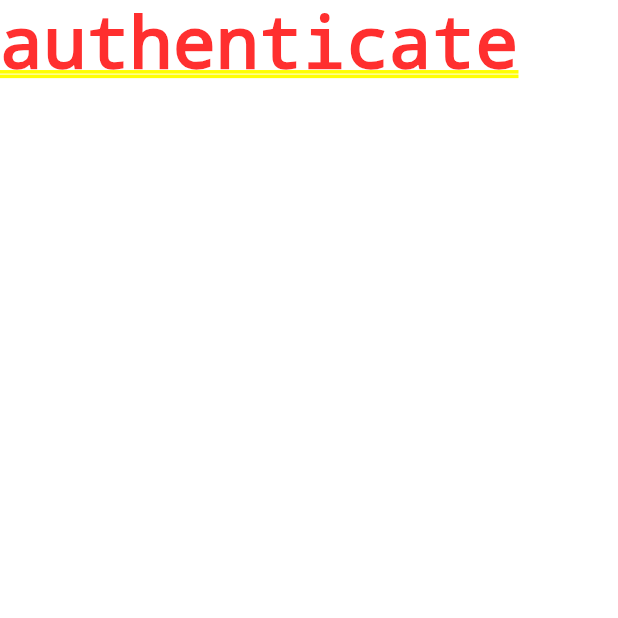
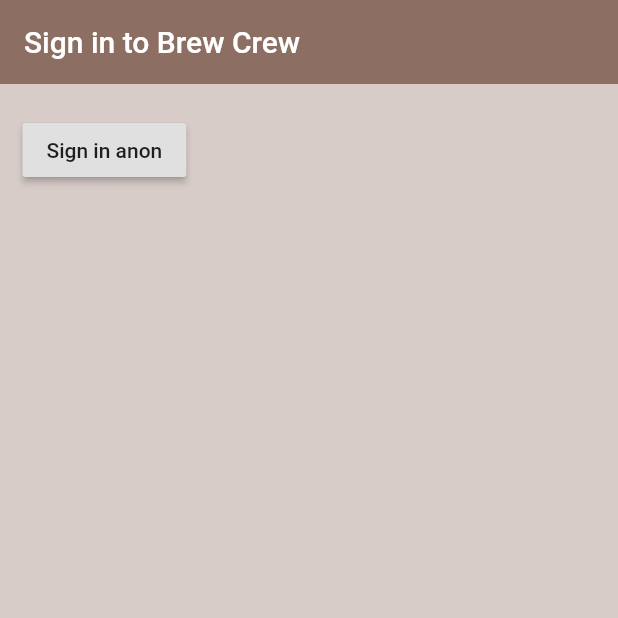
Before and after one commit to AndreCamposMatias/brew_crew, a Flutter app: the screen it shows after launch, on a phone screen of 412 x 824 dp, the top half of it. Run offline on Flutter 3.47's test engine with Material 2 defaults, Android fonts, the phone set to English and light mode, and no system bars; our stand-ins replace firebase_auth; accounts and stored records are empty.

Commit message:
Anonymous Sign In

```diff
--- a/lib/screens/authenticate/authenticate.dart
+++ b/lib/screens/authenticate/authenticate.dart
@@ -1,3 +1,4 @@
+import 'package:brew_crew/screens/authenticate/sign_in.dart';
 import 'package:flutter/material.dart';
 
 class Authenticate extends StatefulWidget {
@@ -11,7 +12,7 @@ class _AuthenticateState extends State<Authenticate> {
   @override
   Widget build(BuildContext context) {
     return Container(
-      child: Text('authenticate'),
+      child: SignIn(),
     );
   }
 }
--- /dev/null
+++ b/lib/screens/authenticate/sign_in.dart
@@ -0,0 +1,40 @@
+import 'package:brew_crew/services/auth.dart';
+import 'package:flutter/material.dart';
+
+class SignIn extends StatefulWidget {
+  const SignIn({Key? key}) : super(key: key);
+
+  @override
+  _SignInState createState() => _SignInState();
+}
+
+class _SignInState extends State<SignIn> {
+  final AuthService _auth = AuthService();
+
+  @override
+  Widget build(BuildContext context) {
+    return Scaffold(
+      backgroundColor: Colors.brown[100],
+      appBar: AppBar(
+        backgroundColor: Colors.brown[400],
+        elevation: 0.0,
+        title: const Text('Sign in to Brew Crew'),
+      ),
+      body: Container(
+        padding: const EdgeInsets.symmetric(vertical: 20.0, horizontal: 15.0),
+        child: RaisedButton(
+          child: const Text('Sign in anon'),
+          onPressed: () async {
+            dynamic result = await _auth.signInAnon();
+            if (result == null) {
+              print('error signing in');
+            } else {
+              print('signed in');
+              print(result);
+            }
+          },
+        ),
+      ),
+    );
+  }
+}
```
